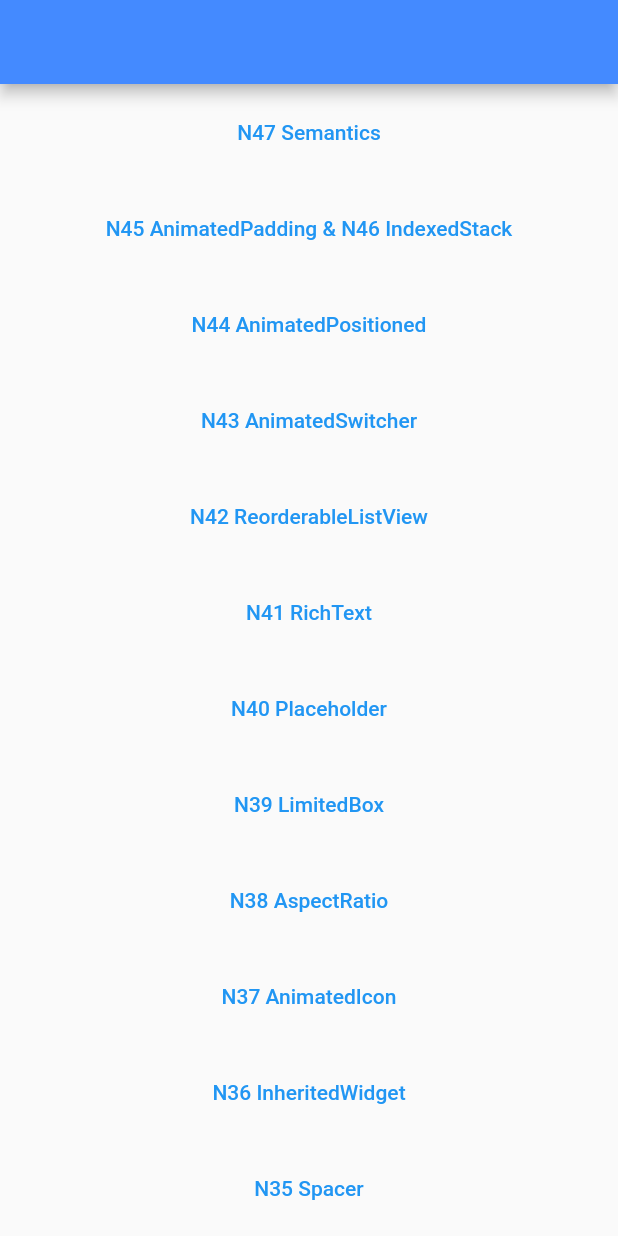
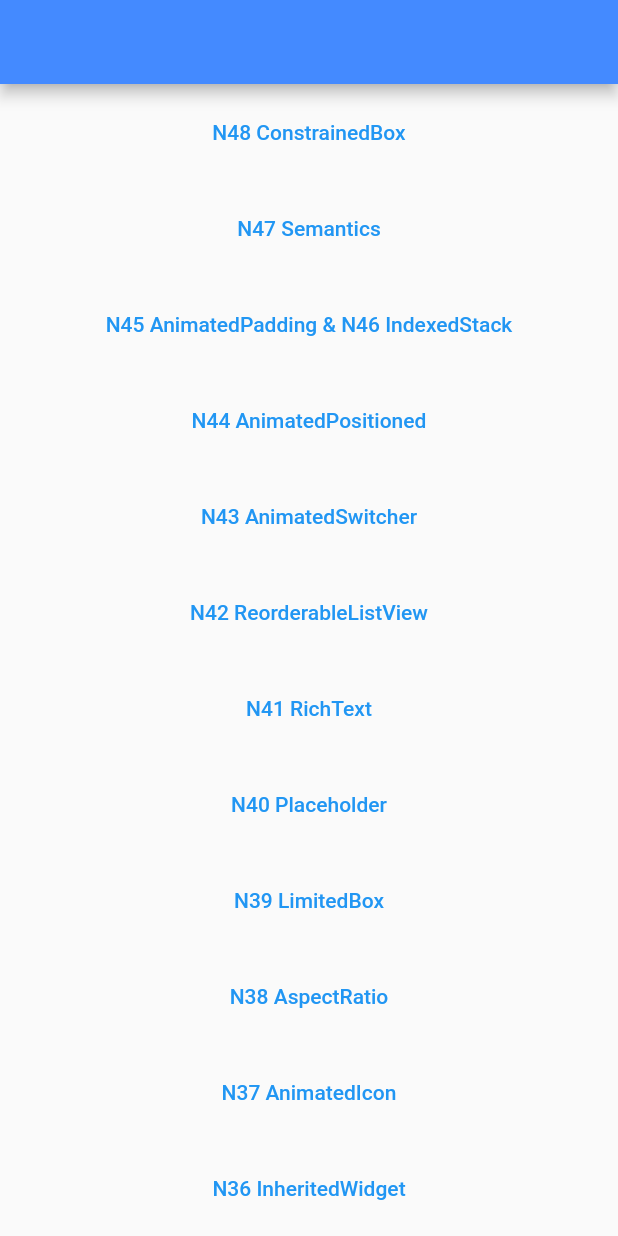
Before and after one commit to ychsue/my_flutter_test, a Flutter app: the screen it shows after launch, on a phone screen of 412 x 824 dp. Run offline on Flutter 3.47's test engine with Material 2 defaults, Android fonts, the phone set to English and light mode, and no system bars; our stand-ins replace bloc, flutter_bloc, get, transparent_image; missing offline and left inert: resizable_widget; Roboto replaces fonts that are missing (Georgia).

Commit message:
`ContrainedBox`

```diff
--- a/lib/src/route/app_pages.dart
+++ b/lib/src/route/app_pages.dart
@@ -33,6 +33,7 @@ import 'package:test2/src/route/main_screens/n43_animated_switcher.dart';
 import 'package:test2/src/route/main_screens/n44_animated_positioned.dart';
 import 'package:test2/src/route/main_screens/n45_n46_animated_padding_and_indexed_stack.dart';
 import 'package:test2/src/route/main_screens/n47_semantics.dart';
+import 'package:test2/src/route/main_screens/n48_constrained_box.dart';
 import 'package:test2/src/route/main_screens/sliver_screen.dart';
 import 'package:test2/src/route/main_screens/unknown_screen.dart';
 import 'package:test2/src/route/main_screens/welcome_screen.dart';
@@ -78,10 +79,15 @@ enum Routes {
   n44_animated_positioned,
   n45_n46_animated_padding_and_indexed_stack,
   n47_semantics,
+  n48_constrained_box,
 }
 
 abstract class AppPages {
   static final pages = [
+    GetPage(
+      name: Routes.n48_constrained_box.toLocation,
+      page: () => N48ConstrainedBoxScreen(),
+    ),
     GetPage(
       name: Routes.n47_semantics.toLocation,
       page: () => N47SemanticsScreen(),
--- a/lib/src/route/main_screens/get_home_screen.dart
+++ b/lib/src/route/main_screens/get_home_screen.dart
@@ -14,6 +14,13 @@ class GetHomeScreen extends StatelessWidget {
           child: Container(
         child: ListView(
           children: [
+            Container(
+              margin: EdgeInsets.all(8.0),
+              child: TextButton(
+                  onPressed: () =>
+                      Get.toNamed(Routes.n48_constrained_box.toLocation),
+                  child: Text("N48 ConstrainedBox")),
+            ),
             Container(
               margin: EdgeInsets.all(8.0),
               child: TextButton(
```
Also changed, not shown: lib/src/route/main_screens/n48_constrained_box.dart (added, +41 -0 lines), 1 other file.
